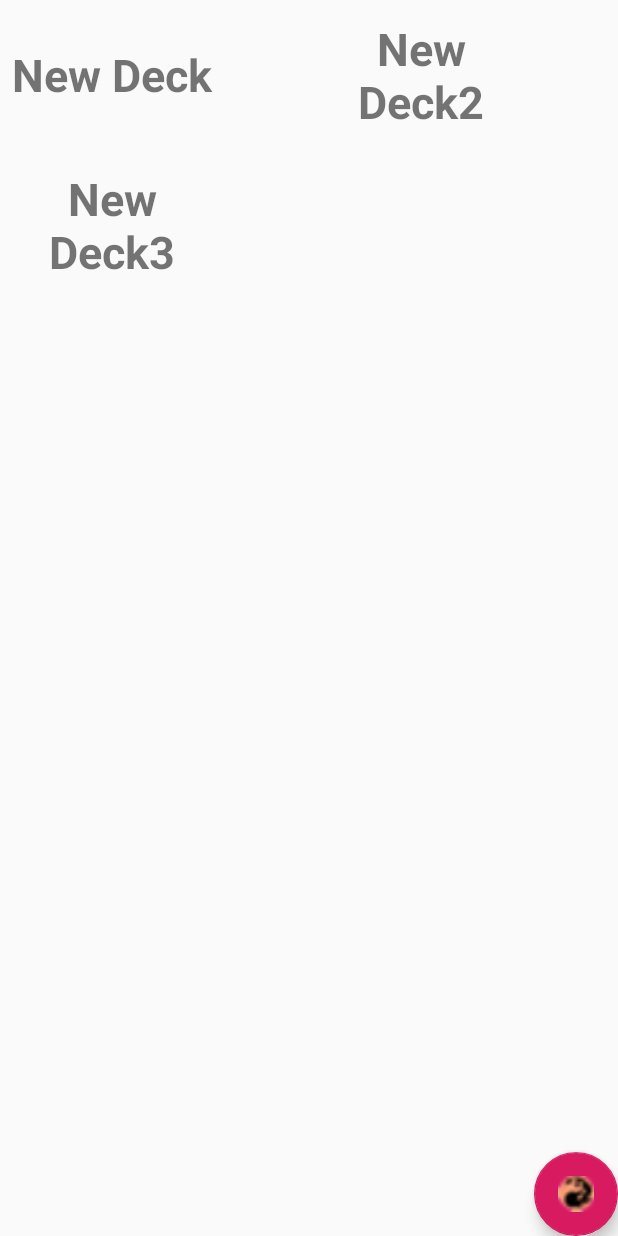
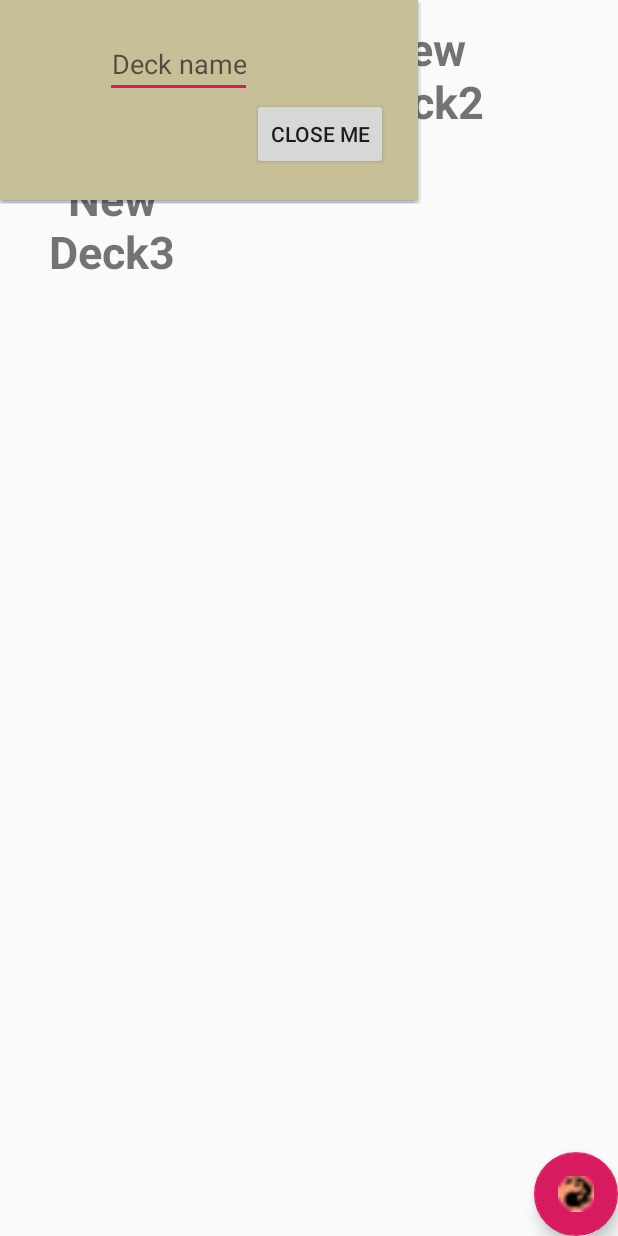
Before and after one commit to JTyzz/MTGA-Deck-Manager, an Android app: the screen it shows after launch (DeckListActivity), after a tap on an icon or button, on a phone screen of 412 x 824 dp. Run offline under Robolectric (Android 15) with nearby library versions, the phone set to English and light mode, and no system bars; our stand-ins replace Room's generated code.

Commit message:
Saving decks from popupwindow implemented

```diff
--- a/app/src/main/java/com/earthdefensesystem/retrorv/DeckListActivity.kt
+++ b/app/src/main/java/com/earthdefensesystem/retrorv/DeckListActivity.kt
@@ -1,9 +1,16 @@
 package com.earthdefensesystem.retrorv
 
 
+import android.content.Context
+import android.graphics.Color
+import android.os.Build
 import androidx.appcompat.app.AppCompatActivity
 import android.os.Bundle
-import android.widget.Toast
+import android.transition.Slide
+import android.transition.TransitionManager
+import android.view.Gravity
+import android.view.LayoutInflater
+import android.widget.*
 import androidx.lifecycle.Observer
 import androidx.lifecycle.ViewModelProvider
 import androidx.recyclerview.widget.GridLayoutManager
@@ -12,6 +19,7 @@ import com.earthdefensesystem.retrorv.adapter.DeckListAdapter
 import androidx.recyclerview.widget.LinearLayoutManager
 import com.earthdefensesystem.retrorv.model.Deck
 import com.google.android.material.floatingactionbutton.FloatingActionButton
+import kotlinx.android.synthetic.main.activity_deck_list.*
 
 class DeckListActivity : AppCompatActivity() {
     private lateinit var deckListViewModel: DeckListViewModel
@@ -37,7 +45,58 @@ class DeckListActivity : AppCompatActivity() {
         })
 
         newDeckFab.setOnClickListener {
+            val inflater: LayoutInflater = getSystemService(Context.LAYOUT_INFLATER_SERVICE) as LayoutInflater
 
+            // Inflate a custom view using layout inflater
+            val view = inflater.inflate(R.layout.new_deck_popup,null)
+
+            // Initialize a new instance of popup window
+            val popupWindow = PopupWindow(
+                view, // Custom view to show in popup window
+                LinearLayout.LayoutParams.WRAP_CONTENT, // Width of popup window
+                LinearLayout.LayoutParams.WRAP_CONTENT // Window height
+            )
+
+            // Set an elevation for the popup window
+                popupWindow.elevation = 10.0F
+                popupWindow.isFocusable = true
+
+
+                // Create a new slide animation for popup window enter transition
+                val slideIn = Slide()
+                slideIn.slideEdge = Gravity.TOP
+                popupWindow.enterTransition = slideIn
+
+                // Slide animation for popup window exit transition
+                val slideOut = Slide()
+                slideOut.slideEdge = Gravity.END
+                popupWindow.exitTransition = slideOut
+
+
+            // Get the widgets reference from custom view
+            val et = view.findViewById<EditText>(R.id.deck_name_et)
+            val buttonPopup = view.findViewById<Button>(R.id.button_popup)
+            // Set a click listener for popup's button widget
+            buttonPopup.setOnClickListener{
+                val word  = et.text.toString()
+                val time = System.currentTimeMillis()
+                val deck = Deck(word, time)
+                deckListViewModel.insert(deck)
+                popupWindow.dismiss()
+            }
+
+            // Set a dismiss listener for popup window
+            popupWindow.setOnDismissListener {
+                adapter.notifyDataSetChanged()
+            }
+
+
+            //display popup
+            TransitionManager.beginDelayedTransition(deck_list_layout)
+            popupWindow.showAtLocation(
+                deck_list_layout, Gravity.CENTER, 0, 0
+            )
+        }
         }
 
 //        } { _, _, position, _ ->
@@ -64,7 +123,6 @@ class DeckListActivity : AppCompatActivity() {
 //                adapter.notifyDataSetChanged()
 //
 //            }
-    }
 
     private fun deckItemClicked(deckItem: Deck) {
         Toast.makeText(this, "Clicked: ${deckItem.name}", Toast.LENGTH_SHORT).show()
--- a/app/src/main/java/com/earthdefensesystem/retrorv/DeckListViewModel.kt
+++ b/app/src/main/java/com/earthdefensesystem/retrorv/DeckListViewModel.kt
@@ -1,6 +1,7 @@
 package com.earthdefensesystem.retrorv
 
 import android.app.Application
+import android.view.View
 import androidx.lifecycle.AndroidViewModel
 import androidx.lifecycle.LiveData
 import androidx.lifecycle.viewModelScope
--- a/app/src/main/java/com/earthdefensesystem/retrorv/database/AppDatabase.kt
+++ b/app/src/main/java/com/earthdefensesystem/retrorv/database/AppDatabase.kt
@@ -40,8 +40,8 @@ abstract class AppDatabase : RoomDatabase() {
         private class DeckDatabaseCallback(
             private val scope: CoroutineScope
         ) : RoomDatabase.Callback() {
-            override fun onOpen(db: SupportSQLiteDatabase) {
-                super.onOpen(db)
+            override fun onCreate(db: SupportSQLiteDatabase) {
+                super.onCreate(db)
                 INSTANCE?.let { database ->
                     scope.launch(Dispatchers.IO) {
                         populateDatabase(database.deckDao())
@@ -51,11 +51,11 @@ abstract class AppDatabase : RoomDatabase() {
         }
         suspend fun populateDatabase( deckDao: DeckDao){
             deckDao.deleteAll()
-            var deck = Deck("New Deck")
+            var deck = Deck("New Deck", 0)
             deckDao.insertDeck(deck)
-            deck = Deck("New Deck2")
+            deck = Deck("New Deck2", 1)
             deckDao.insertDeck(deck)
-            deck = Deck("New Deck3")
+            deck = Deck("New Deck3", 3)
             deckDao.insertDeck(deck)
         }
     }
--- a/app/src/main/java/com/earthdefensesystem/retrorv/database/DeckDao.kt
+++ b/app/src/main/java/com/earthdefensesystem/retrorv/database/DeckDao.kt
@@ -7,10 +7,10 @@ import com.earthdefensesystem.retrorv.model.Deck
 
 @Dao
 interface DeckDao {
-    @Query("SELECT * FROM deck_table ORDER BY name ASC")
+    @Query("SELECT * FROM deck_table ORDER BY date ASC")
     fun getLDDecks(): LiveData<List<Deck>>
 
-    @Query("SELECT * FROM deck_table ORDER BY name ASC")
+    @Query("SELECT * FROM deck_table ORDER BY date ASC")
     fun getDecks(): List<Deck>
 
     @Insert(onConflict = OnConflictStrategy.REPLACE)
--- a/app/src/main/java/com/earthdefensesystem/retrorv/model/Cards.kt
+++ b/app/src/main/java/com/earthdefensesystem/retrorv/model/Cards.kt
@@ -31,10 +31,10 @@ data class Cards(
 
 @Entity(tableName = "deck_table")
 data class Deck(
-	@PrimaryKey @ColumnInfo(name = "name") var name: String
-//	@PrimaryKey(autoGenerate = true) var deckId: Long? = null,
-//	var date: Long? = null,
-//	var imgPath: String? = null
+	var name: String,
+	var date: Long? = null,
+	var imgPath: String? = null,
+	@PrimaryKey(autoGenerate = true) var deckId: Long? = null
 )
 //junction between card and deck
 //@Entity(primaryKeys = ["deckId", "cardId"])
--- a/app/src/main/res/layout/activity_deck_list.xml
+++ b/app/src/main/res/layout/activity_deck_list.xml
@@ -1,5 +1,6 @@
 <?xml version="1.0" encoding="utf-8"?>
 <androidx.constraintlayout.widget.ConstraintLayout xmlns:android="http://schemas.android.com/apk/res/android"
+    android:id="@+id/deck_list_layout"
     xmlns:app="http://schemas.android.com/apk/res-auto"
     xmlns:tools="http://schemas.android.com/tools"
     android:layout_width="match_parent"
--- a/app/src/main/res/layout/new_deck_popup.xml
+++ b/app/src/main/res/layout/new_deck_popup.xml
@@ -1,24 +1,30 @@
 <?xml version="1.0" encoding="utf-8"?>
-<LinearLayout
-    xmlns:android="http://schemas.android.com/apk/res/android"
+<androidx.constraintlayout.widget.ConstraintLayout xmlns:android="http://schemas.android.com/apk/res/android"
+    xmlns:app="http://schemas.android.com/apk/res-auto"
     android:id="@+id/linear_layout"
     android:layout_width="match_parent"
     android:layout_height="match_parent"
     android:orientation="vertical"
     android:background="#c7bf98"
-    android:padding="20dp"
-    >
-    <TextView
-        android:id="@+id/text_view"
+    android:padding="20dp">
+    <EditText
+        android:id="@+id/deck_name_et"
+        app:layout_constraintStart_toStartOf="parent"
+        app:layout_constraintTop_toTopOf="parent"
+        android:gravity="center"
+        android:inputType="textPersonName"
+        android:layout_marginStart="50dp"
         android:layout_width="wrap_content"
         android:layout_height="wrap_content"
-        android:text="Click me to change my text color"
-        android:textAppearance="@style/Base.TextAppearance.AppCompat.Large"
+        android:hint="Deck name"
         />
+
     <Button
         android:id="@+id/button_popup"
         android:layout_width="wrap_content"
         android:layout_height="wrap_content"
         android:text="Close Me"
-        />
-</LinearLayout>
+        app:layout_constraintStart_toEndOf="@+id/deck_name_et"
+        app:layout_constraintTop_toBottomOf="@id/deck_name_et" />
+
+</androidx.constraintlayout.widget.ConstraintLayout>
```
